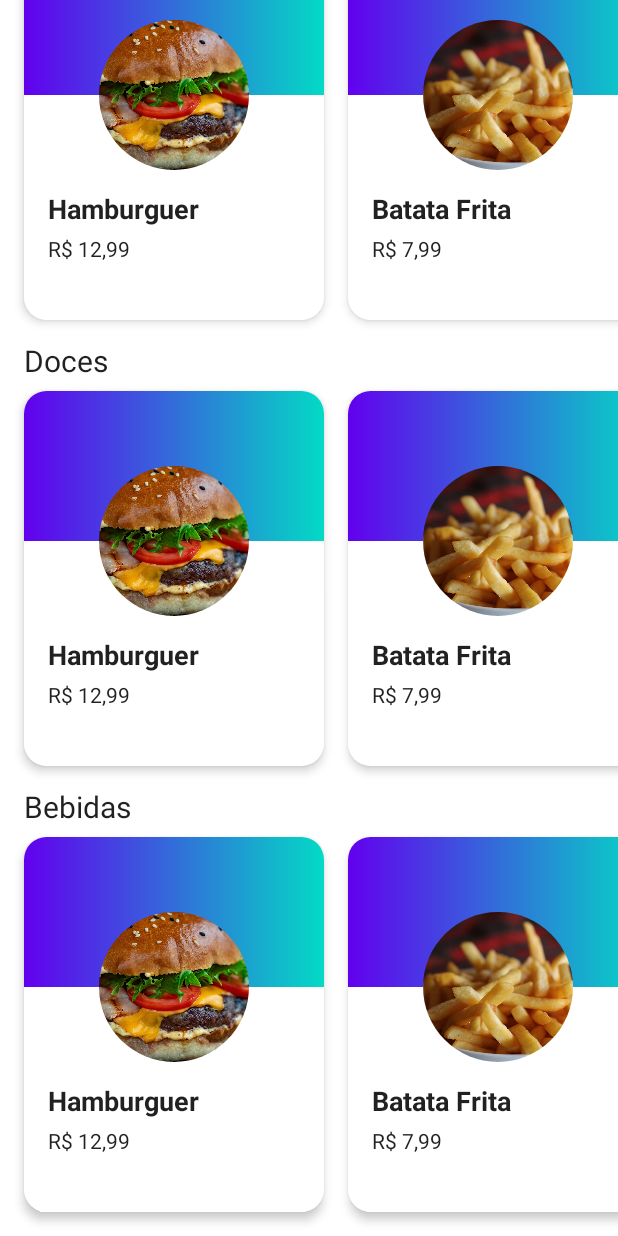
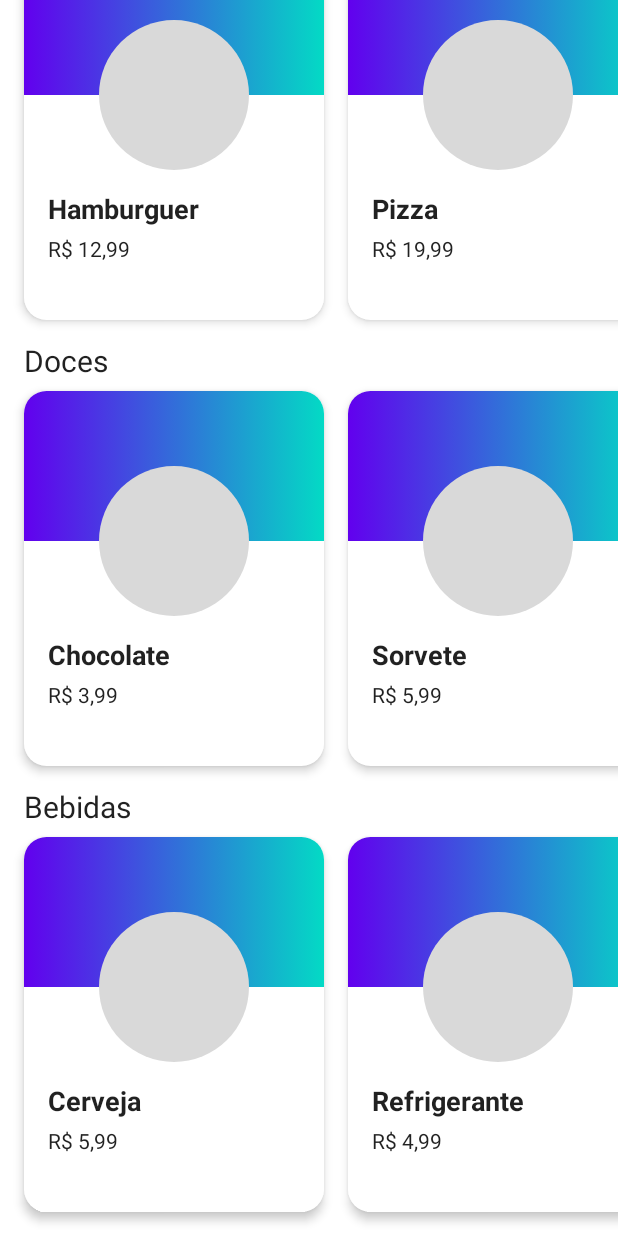
Before and after one commit to rodrigosscode/Aluravery, an Android app built with Jetpack Compose: the screen it shows after launch (MainActivity), scrolled down 84 dp, on a phone screen of 412 x 824 dp. Run offline under Robolectric (Android 15) with nearby library versions, the phone set to English and light mode, and no system bars.

Commit message:
[Alura]#1 - 2 - Adjust gradle dependencies and Sample Data insertion

```diff
--- a/app/build.gradle
+++ b/app/build.gradle
@@ -1,6 +1,6 @@
 plugins {
     id 'com.android.application'
-    id 'kotlin-android'
+    id 'org.jetbrains.kotlin.android'
 }
 
 android {
@@ -36,7 +36,7 @@ android {
         compose true
     }
     composeOptions {
-        kotlinCompilerExtensionVersion compose_version
+        kotlinCompilerExtensionVersion '1.3.0'
     }
     packagingOptions {
         resources {
@@ -52,7 +52,7 @@ dependencies {
     implementation "androidx.compose.material:material:$compose_version"
     implementation "androidx.compose.ui:ui-tooling-preview:$compose_version"
     implementation 'androidx.lifecycle:lifecycle-runtime-ktx:2.5.1'
-    implementation 'androidx.activity:activity-compose:1.4.0'
+    implementation 'androidx.activity:activity-compose:1.5.1'
     testImplementation 'junit:junit:4.+'
     androidTestImplementation 'androidx.test.ext:junit:1.1.2'
     androidTestImplementation 'androidx.test.espresso:espresso-core:3.3.0'
--- a/app/src/main/java/br/com/sscode/aluvery/MainActivity.kt
+++ b/app/src/main/java/br/com/sscode/aluvery/MainActivity.kt
@@ -5,6 +5,7 @@ import androidx.activity.ComponentActivity
 import androidx.activity.compose.setContent
 import androidx.compose.material.Surface
 import androidx.compose.runtime.Composable
+import br.com.sscode.aluvery.sampledata.sampleSections
 import br.com.sscode.aluvery.ui.screens.HomeScreen
 import br.com.sscode.aluvery.ui.theme.AluveryTheme
 
@@ -20,6 +21,8 @@ class MainActivity : ComponentActivity() {
 @Composable
 private fun App() = AluveryTheme {
     Surface {
-        HomeScreen()
+        HomeScreen(
+            sampleSections
+        )
     }
 }
--- a/app/src/main/java/br/com/sscode/aluvery/model/Product.kt
+++ b/app/src/main/java/br/com/sscode/aluvery/model/Product.kt
@@ -1,6 +1,5 @@
 package br.com.sscode.aluvery.model
 
-import androidx.annotation.DrawableRes
 import java.math.BigDecimal
 
-data class Product(val name: String, val price: BigDecimal, @DrawableRes val imageRes: Int)
+data class Product(val name: String, val price: BigDecimal, val image: String? = null)
--- /dev/null
+++ b/app/src/main/java/br/com/sscode/aluvery/sampledata/SampleData.kt
@@ -0,0 +1,69 @@
+package br.com.sscode.aluvery.sampledata
+
+import br.com.sscode.aluvery.model.Product
+import java.math.BigDecimal
+
+val sampleCandies = listOf(
+    Product(
+        name = "Chocolate",
+        price = BigDecimal("3.99"),
+        image = "https://images.pexels.com/photos/65882/chocolate-dark-coffee-confiserie-65882.jpeg",
+    ),
+    Product(
+        name = "Sorvete",
+        price = BigDecimal("5.99"),
+        image = "https://images.pexels.com/photos/1352278/pexels-photo-1352278.jpeg",
+    ),
+    Product(
+        name = "Bolo",
+        price = BigDecimal("11.99"),
+        image = "https://images.pexels.com/photos/291528/pexels-photo-291528.jpeg",
+    )
+)
+
+val sampleDrinks = listOf(
+    Product(
+        name = "Cerveja",
+        price = BigDecimal("5.99"),
+        image = "https://images.pexels.com/photos/1552630/pexels-photo-1552630.jpeg",
+    ),
+    Product(
+        name = "Refrigerante",
+        price = BigDecimal("4.99"),
+        image = "https://images.pexels.com/photos/2775860/pexels-photo-2775860.jpeg"
+    ),
+    Product(
+        name = "Suco",
+        price = BigDecimal("7.99"),
+        image = "https://images.pexels.com/photos/96974/pexels-photo-96974.jpeg"
+    ),
+    Product(
+        name = "Água",
+        price = BigDecimal("2.99"),
+        image = "https://images.pexels.com/photos/327090/pexels-photo-327090.jpeg"
+    )
+)
+
+val sampleProducts: List<Product> = listOf(
+    Product(
+        name = "Hamburguer",
+        price = BigDecimal("12.99"),
+        image = "https://images.pexels.com/photos/1639557/pexels-photo-1639557.jpeg"
+    ),
+    Product(
+        name = "Pizza",
+        price = BigDecimal("19.99"),
+        image = "https://images.pexels.com/photos/825661/pexels-photo-825661.jpeg"
+    ),
+    Product(
+        name = "Batata frita",
+        price = BigDecimal("7.99"),
+        image = "https://images.pexels.com/photos/1583884/pexels-photo-1583884.jpeg"
+    )
+)
+
+val sampleSections = mapOf(
+    "Promoções" to sampleProducts,
+    "Doces" to sampleCandies,
+    "Bebidas" to sampleDrinks
+)
--- a/app/src/main/java/br/com/sscode/aluvery/ui/components/ProductItem.kt
+++ b/app/src/main/java/br/com/sscode/aluvery/ui/components/ProductItem.kt
@@ -52,7 +52,7 @@ fun ProductItem(product: Product) = with(product) {
                     .fillMaxWidth()
             ) {
                 Image(
-                    painter = painterResource(id = imageRes),
+                    painter = painterResource(id = R.drawable.placeholder),
                     contentDescription = "Imagem do produto",
                     modifier = Modifier
                         .size(imageSize)
@@ -89,7 +89,6 @@ private fun ProductItemPreview() {
         Product(
             name = LoremIpsum(50).values.first(),
             price = BigDecimal("14.99"),
-            imageRes = R.drawable.placeholder
         )
     )
 }
--- a/app/src/main/java/br/com/sscode/aluvery/ui/components/ProductSection.kt
+++ b/app/src/main/java/br/com/sscode/aluvery/ui/components/ProductSection.kt
@@ -12,6 +12,7 @@ import androidx.compose.ui.unit.dp
 import androidx.compose.ui.unit.sp
 import br.com.sscode.aluvery.R
 import br.com.sscode.aluvery.model.Product
+import br.com.sscode.aluvery.sampledata.sampleProducts
 import java.math.BigDecimal
 
 @Composable
@@ -51,21 +52,3 @@ fun ProductSection(
 private fun ProductSectionPreview() {
     ProductSection(title = "Promoções", products = sampleProducts)
 }
-
-val sampleProducts = listOf(
-    Product(
-        name = "Hamburguer",
-        price = BigDecimal("12.99"),
-        imageRes = R.drawable.burger
-    ),
-    Product(
-        name = "Batata Frita",
-        price = BigDecimal("7.99"),
-        imageRes = R.drawable.fries
-    ),
-    Product(
-        name = "Pizza",
-        price = BigDecimal("19.99"),
-        imageRes = R.drawable.pizza
-    )
-)
--- a/app/src/main/java/br/com/sscode/aluvery/ui/screens/HomeScreen.kt
+++ b/app/src/main/java/br/com/sscode/aluvery/ui/screens/HomeScreen.kt
@@ -6,15 +6,20 @@ import androidx.compose.foundation.layout.Spacer
 import androidx.compose.foundation.layout.fillMaxSize
 import androidx.compose.foundation.rememberScrollState
 import androidx.compose.foundation.verticalScroll
+import androidx.compose.material.Surface
 import androidx.compose.runtime.Composable
 import androidx.compose.ui.Modifier
 import androidx.compose.ui.tooling.preview.Preview
 import androidx.compose.ui.unit.dp
+import br.com.sscode.aluvery.model.Product
+import br.com.sscode.aluvery.sampledata.sampleSections
 import br.com.sscode.aluvery.ui.components.ProductSection
-import br.com.sscode.aluvery.ui.components.sampleProducts
+import br.com.sscode.aluvery.ui.theme.AluveryTheme
 
 @Composable
-fun HomeScreen() {
+fun HomeScreen(
+    sections: Map<String, List<Product>>
+) {
     Column(
         Modifier
             .fillMaxSize()
@@ -22,9 +27,14 @@ fun HomeScreen() {
         verticalArrangement = Arrangement.spacedBy(16.dp)
     ) {
         Spacer(Modifier)
-        ProductSection("Promoções", sampleProducts)
-        ProductSection("Doces", sampleProducts)
-        ProductSection("Bebidas", sampleProducts)
+        for (section in sections) {
+            val title = section.key
+            val products = section.value
+            ProductSection(
+                title = title,
+                products = products
+            )
+        }
         Spacer(Modifier)
     }
 }
@@ -32,5 +42,9 @@ fun HomeScreen() {
 @Preview(showSystemUi = true)
 @Composable
 private fun HomeScreenPreview() {
-    HomeScreen()
+    AluveryTheme {
+        Surface {
+            HomeScreen(sampleSections)
+        }
+    }
 }
--- a/app/src/main/java/br/com/sscode/aluvery/ui/theme/Color.kt
+++ b/app/src/main/java/br/com/sscode/aluvery/ui/theme/Color.kt
@@ -6,3 +6,7 @@ val Purple200 = Color(0xFFBB86FC)
 val Purple500 = Color(0xFF6200EE)
 val Purple700 = Color(0xFF3700B3)
 val Teal200 = Color(0xFF03DAC5)
+
+val Indigo400 = Color(0xFF5C6BC0)
+val Indigo500 = Color(0xFF3F51B5)
+val Indigo400Light = Color(0xFF5C6BC0)
--- a/app/src/main/java/br/com/sscode/aluvery/ui/theme/Theme.kt
+++ b/app/src/main/java/br/com/sscode/aluvery/ui/theme/Theme.kt
@@ -5,17 +5,20 @@ import androidx.compose.material.MaterialTheme
 import androidx.compose.material.darkColors
 import androidx.compose.material.lightColors
 import androidx.compose.runtime.Composable
+import androidx.compose.ui.graphics.Color
 
 private val DarkColorPalette = darkColors(
-        primary = Purple200,
-        primaryVariant = Purple700,
-        secondary = Teal200
+    primary = Indigo400,
+    primaryVariant = Indigo400Light,
+    secondary = Indigo500,
+    onSecondary = Color.White
 )
 
 private val LightColorPalette = lightColors(
-        primary = Purple500,
-        primaryVariant = Purple700,
-        secondary = Teal200
+    primary = Indigo400,
+    primaryVariant = Indigo400Light,
+    secondary = Indigo500,
+    onSecondary = Color.White
 
         /* Other default colors to override
     background = Color.White,
--- a/build.gradle
+++ b/build.gradle
@@ -1,21 +1,22 @@
 // Top-level build file where you can add configuration options common to all sub-projects/modules.
 buildscript {
     ext {
-        compose_version = '1.2.0-beta03'
+        compose_version = '1.2.1'
     }
     repositories {
         google()
         mavenCentral()
     }
     dependencies {
-        classpath "com.android.tools.build:gradle:7.0.2"
-        classpath "org.jetbrains.kotlin:kotlin-gradle-plugin:1.6.21"
+        classpath "com.android.tools.build:gradle:7.0.4"
+        classpath "org.jetbrains.kotlin:kotlin-gradle-plugin:1.7.10"
 
         // NOTE: Do not place your application dependencies here; they belong
         // in the individual module build.gradle files
     }
 }
 
+
 task clean(type: Delete) {
     delete rootProject.buildDir
 }
```
